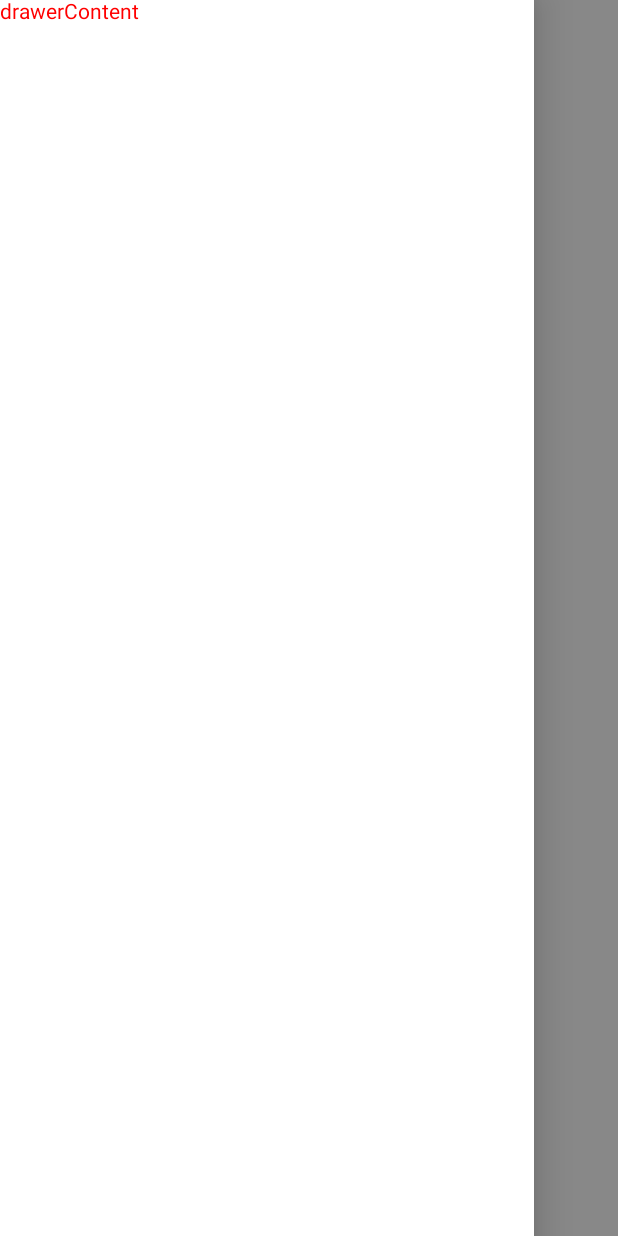
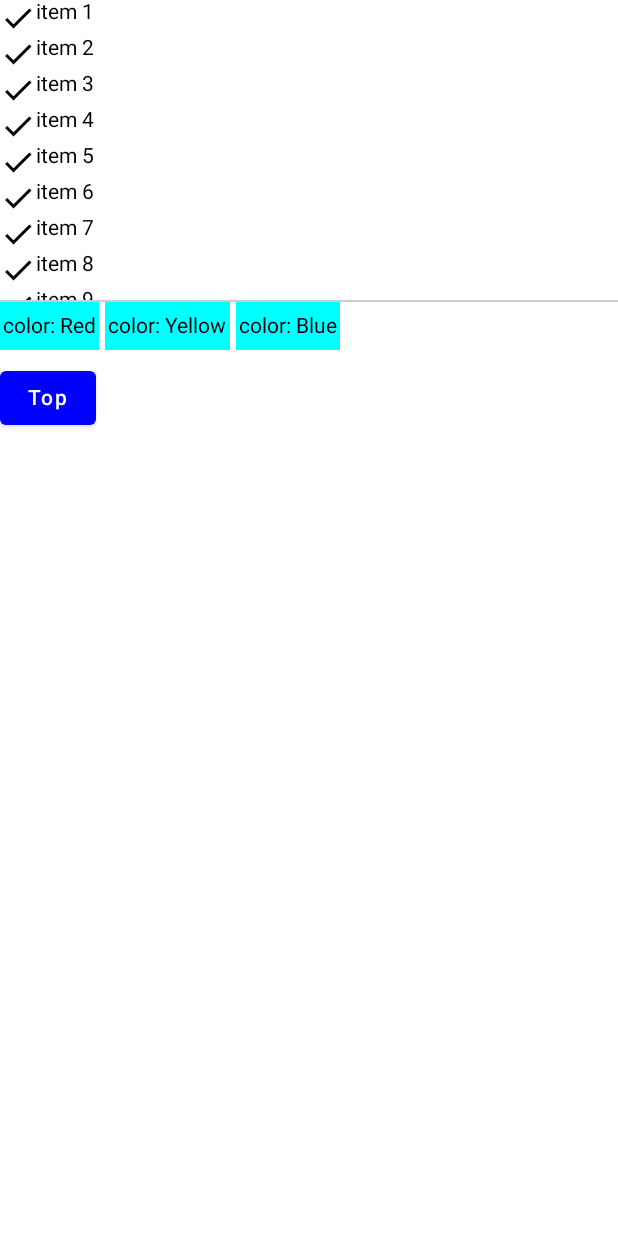
Before and after one commit to Nolions/ExerciseJetpackCompose, an Android app built with Jetpack Compose: the screen it shows after launch (ScaffoldActivity before the commit, ListActivity after it), on a phone screen of 412 x 824 dp. Run offline under Robolectric (Android 15) with nearby library versions, the light colour scheme and no system bars.

Commit message:
[feature] List apply

```diff
--- /dev/null
+++ b/app/src/main/java/tw/nolions/exercisejetpackcompose/ListActivity.kt
@@ -0,0 +1,100 @@
+package tw.nolions.exercisejetpackcompose
+
+import android.os.Bundle
+import android.util.Log
+import androidx.activity.ComponentActivity
+import androidx.activity.compose.setContent
+import androidx.compose.animation.AnimatedVisibility
+import androidx.compose.foundation.background
+import androidx.compose.foundation.layout.*
+import androidx.compose.foundation.lazy.LazyColumn
+import androidx.compose.foundation.lazy.LazyRow
+import androidx.compose.foundation.lazy.items
+import androidx.compose.foundation.lazy.rememberLazyListState
+import androidx.compose.material.Button
+import androidx.compose.material.ButtonDefaults
+import androidx.compose.material.Icon
+import androidx.compose.material.Text
+import androidx.compose.material.icons.Icons
+import androidx.compose.material.icons.filled.Done
+import androidx.compose.runtime.Composable
+import androidx.compose.runtime.derivedStateOf
+import androidx.compose.runtime.remember
+import androidx.compose.runtime.rememberCoroutineScope
+import androidx.compose.ui.Modifier
+import androidx.compose.ui.graphics.Color
+import androidx.compose.ui.tooling.preview.Preview
+import androidx.compose.ui.unit.dp
+import kotlinx.coroutines.launch
+
+class ListActivity : ComponentActivity() {
+    override fun onCreate(savedInstanceState: Bundle?) {
+        super.onCreate(savedInstanceState)
+        setContent {
+            ItemList(20, listOf("Red", "Yellow", "Blue"))
+        }
+    }
+}
+
+@Composable
+fun ItemList(size: Int, colors: List<String>) {
+    Column {
+        val listState = rememberLazyListState()
+
+        val coroutineScope = rememberCoroutineScope()
+        LazyColumn( modifier = Modifier.height(200.dp), state = listState) {
+            for (i in 1..size) {
+                item() {
+                    Row {
+                        Icon(imageVector = Icons.Filled.Done, contentDescription = null)
+                        Text(text = "item $i")
+                    }
+                }
+            }
+
+            if (listState.firstVisibleItemIndex > 0){
+                Log.d("aaaaaa", "LazyListState: index: ${listState.firstVisibleItemIndex}")
+                Log.d("aaaaaa", "LazyListState: Offset: ${listState.firstVisibleItemScrollOffset}")
+            }
+        }
+
+        Spacer(
+            modifier = Modifier
+                .height(1.dp)
+                .fillMaxWidth()
+                .background(Color.LightGray)
+        )
+
+        LazyRow(horizontalArrangement = Arrangement.spacedBy(4.dp)) {
+            items(colors) { color ->
+                Text(
+                    text = "color: $color",
+                    modifier = Modifier
+                        .background(Color.Cyan)
+                        .padding(2.dp, 8.dp)
+                )
+            }
+        }
+
+        Button(
+            onClick = {
+                coroutineScope.launch {
+                    listState.animateScrollToItem(index = 0)
+                }
+            },
+            colors = ButtonDefaults.buttonColors(
+                backgroundColor = Color.Blue,
+                contentColor = Color.White,
+            ),
+            modifier = Modifier.padding(top = 8.dp)
+        ) {
+            Text(text = "Top")
+        }
+    }
+}
+
+@Preview(showBackground = true)
+@Composable
+fun ItemListPreview() {
+    ItemList(6, listOf("Red", "Yellow", "Blue"))
+}
--- a/app/src/main/res/values/strings.xml
+++ b/app/src/main/res/values/strings.xml
@@ -3,4 +3,5 @@
     <string name="title_activity_test">TestActivity</string>
     <string name="title_activity_scaffold">ScaffoldActivity</string>
     <string name="title_activity_constraint_layout">ConstraintLayoutActivity</string>
+    <string name="title_activity_list">ListActivity</string>
 </resources>
```
Also changed, not shown: app/src/main/AndroidManifest.xml (+12 -1 lines), 1 other file.
